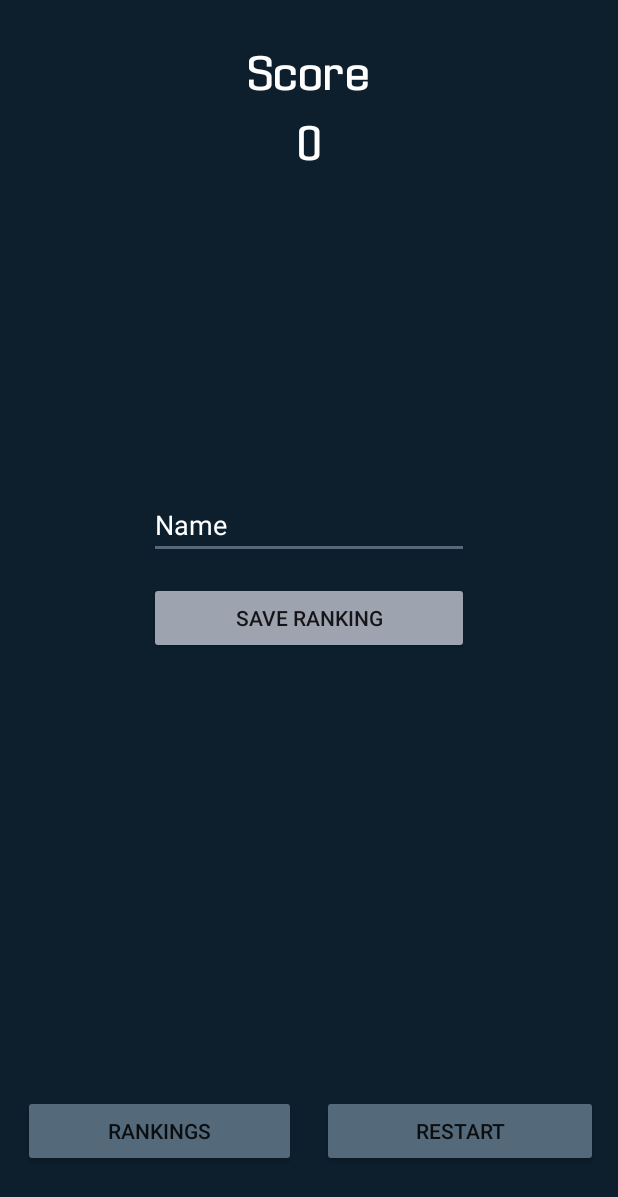
After one commit to YanJardim/AndroidInvaders, an Android app: the GameOverActivity screen opened directly, with no data from a screen before it, on a phone screen of 412 x 824 dp. The commit adds this screen. Shown: the top 1197 px of the screen. Run offline under Robolectric (Android 15) with nearby library versions, the phone set to English and light mode, and no system bars; 1 statement that could not run was skipped.

Commit message:
add GameOver screen

```diff
--- a/app/build.gradle
+++ b/app/build.gradle
@@ -25,5 +25,6 @@ dependencies {
         exclude group: 'com.android.support', module: 'support-annotations'
     })
     compile 'com.android.support:appcompat-v7:25.1.1'
+    compile 'com.android.support.constraint:constraint-layout:+'
     testCompile 'junit:junit:4.12'
 }
--- a/app/src/main/AndroidManifest.xml
+++ b/app/src/main/AndroidManifest.xml
@@ -17,7 +17,8 @@
                 <category android:name="android.intent.category.LAUNCHER" />
             </intent-filter>
         </activity>
-        <activity android:name=".MainActivity"></activity>
+        <activity android:name=".MainActivity" />
+        <activity android:name=".GameOverActivity"></activity>
     </application>
 
 </manifest>
--- /dev/null
+++ b/app/src/main/java/com/example/developer/androidinvaders/GameOverActivity.java
@@ -0,0 +1,69 @@
+package com.example.developer.androidinvaders;
+
+import android.content.Intent;
+import android.graphics.Typeface;
+import android.support.v7.app.AppCompatActivity;
+import android.os.Bundle;
+import android.view.View;
+import android.widget.Button;
+import android.widget.EditText;
+import android.widget.TextView;
+
+public class GameOverActivity extends AppCompatActivity {
+    private TextView txtScore;
+    private TextView txtScoreValue;
+    private EditText inptName;
+    private Button btnSave;
+
+    @Override
+    protected void onCreate(Bundle savedInstanceState) {
+        super.onCreate(savedInstanceState);
+        View decor = getWindow().getDecorView();
+        int full = View.SYSTEM_UI_FLAG_FULLSCREEN;
+        decor.setSystemUiVisibility(full);
+        getSupportActionBar().hide();
+        setContentView(R.layout.activity_game_over);
+
+        setComponents(decor);
+        setFonts();
+
+    }
+
+    public void setComponents(View view){
+        txtScore =(TextView)findViewById(R.id.txtScore);
+        txtScoreValue =(TextView)findViewById(R.id.txtScoreValue);
+        inptName = (EditText) findViewById(R.id.inptName);
+        btnSave = (Button) findViewById(R.id.btnSave);
+
+        txtScoreValue.setText(ScoreManager.getInstance().getScore().getScore() + "");
+
+    }
+
+    public void setFonts(){
+
+        Typeface enigmaFont= Typeface.createFromAsset(getAssets(), "fonts/Enigma.ttf");
+
+        txtScore.setTypeface(enigmaFont);
+        txtScoreValue.setTypeface(enigmaFont);
+    }
+
+    public void startGame(View view)
+    {
+        Intent gameplay = new Intent().setClass(view.getContext(), MainActivity.class);
+        view.getContext().startActivity(gameplay);
+    }
+
+    public void saveRankings(View view){
+        ScoreManager.getInstance().getScore().setName(inptName.getText().toString());
+        ScoreManager.getInstance().saveScore(view.getContext());
+
+        btnSave.setVisibility(View.GONE);
+        inptName.setVisibility(View.GONE);
+    }
+
+    public void showRankings(View view){
+        Intent gameplay = new Intent().setClass(view.getContext(), MainActivity.class);
+
+        view.getContext().startActivity(gameplay);
+    }
+}
--- a/app/src/main/java/com/example/developer/androidinvaders/RenderView.java
+++ b/app/src/main/java/com/example/developer/androidinvaders/RenderView.java
@@ -1,6 +1,7 @@
 package com.example.developer.androidinvaders;
 
 import android.content.Context;
+import android.content.Intent;
 import android.content.res.AssetFileDescriptor;
 import android.graphics.Canvas;
 import android.graphics.Color;
@@ -297,6 +298,8 @@ public class RenderView extends View {
                 enemiesController.enemies.remove(j);
                 player.setDead(true);
                 SoundManager.getInstance().playMP3("Dead", 0.5f);
+                ScoreManager.getInstance().setScore(currentScore);
+                changeSceneToGameOver(this);
                 //SoundManager.getInstance().getSound("Sounds/Dead.mp3");
                 return;
             }
@@ -314,4 +317,10 @@ public class RenderView extends View {
         }
     }
 
+    public void changeSceneToGameOver(View view)
+    {
+        Intent gameoverScene = new Intent().setClass(view.getContext(), GameOverActivity.class);
+        view.getContext().startActivity(gameoverScene);
+    }
+
 }
--- a/app/src/main/java/com/example/developer/androidinvaders/ScoreManager.java
+++ b/app/src/main/java/com/example/developer/androidinvaders/ScoreManager.java
@@ -21,6 +21,8 @@ import java.util.List;
 public class ScoreManager {
     private static ScoreManager ourInstance = new ScoreManager();
 
+    private Score score;
+
     public static ScoreManager getInstance() {
         if(ourInstance == null){
             ourInstance = new ScoreManager();
@@ -30,8 +32,13 @@ public class ScoreManager {
     }
     private final int maxScores = 5;
     private final String fileName = "Score.ani";
+
+    public void saveScore(Context context){
+        saveScore(context, this.score);
+    }
+
     public void saveScore(Context context, Score score){
-
+        this.setScore(score);
         System.out.println(score.getScore() + " - " + score.getName());
         List<Score> scores = loadScores(context);
         if(scores == null) scores = new ArrayList<Score>();
@@ -115,4 +122,11 @@ public class ScoreManager {
         return file.delete();
     }
 
+    public Score getScore() {
+        return score;
+    }
+
+    public void setScore(Score score) {
+        this.score = score;
+    }
 }
--- /dev/null
+++ b/app/src/main/res/layout/activity_game_over.xml
@@ -0,0 +1,98 @@
+<?xml version="1.0" encoding="utf-8"?>
+
+
+<RelativeLayout xmlns:android="http://schemas.android.com/apk/res/android"
+    android:background="@color/bgColor"
+    xmlns:app="http://schemas.android.com/apk/res-auto"
+    xmlns:tools="http://schemas.android.com/tools"
+    android:layout_width="match_parent"
+    android:layout_height="match_parent"
+    tools:context="com.example.developer.androidinvaders.GameOverActivity">
+
+
+    <EditText
+        android:id="@+id/inptName"
+        android:layout_width="wrap_content"
+        android:layout_height="wrap_content"
+
+        android:layout_marginBottom="15dp"
+        android:backgroundTint="@color/buttons"
+        android:ems="10"
+        android:inputType="textPersonName"
+        android:selectAllOnFocus="false"
+        android:text="Name"
+        android:textColor="@android:color/background_light"
+        android:textSize="18sp"
+        android:layout_above="@+id/btnSave"
+        android:layout_centerHorizontal="true" />
+
+    <TextView
+        android:id="@+id/txtScore"
+        android:layout_width="wrap_content"
+        android:layout_height="wrap_content"
+        android:layout_alignParentTop="true"
+        android:layout_centerHorizontal="true"
+        android:layout_marginTop="31dp"
+        android:text="Score"
+        android:textAlignment="center"
+        android:textColor="@android:color/background_light"
+        android:textSize="30sp" />
+
+    <TextView
+        android:id="@+id/txtScoreValue"
+        android:layout_width="wrap_content"
+        android:layout_height="wrap_content"
+        android:layout_marginTop="11dp"
+        android:text="0"
+        android:textAlignment="center"
+        android:textColor="@android:color/background_light"
+        android:textSize="30sp"
+        android:layout_below="@+id/txtScore"
+        android:layout_centerHorizontal="true" />
+
+    <Button
+        android:id="@+id/btnRanking"
+        android:layout_width="wrap_content"
+        android:layout_height="wrap_content"
+        android:layout_alignParentBottom="true"
+        android:layout_alignParentLeft="true"
+        android:layout_alignParentStart="true"
+        android:layout_marginBottom="46dp"
+        android:layout_marginLeft="15dp"
+        android:layout_marginStart="15dp"
+        android:layout_toLeftOf="@+id/txtScoreValue"
+        android:layout_toStartOf="@+id/txtScoreValue"
+        android:backgroundTint="@color/buttons"
+        android:onClick="showRankings"
+        android:text="Rankings" />
+
+
+    <Button
+        android:id="@+id/btnRestart"
+        android:layout_width="wrap_content"
+        android:layout_height="wrap_content"
+        android:layout_alignBaseline="@+id/btnRanking"
+        android:layout_alignBottom="@+id/btnRanking"
+        android:layout_alignParentEnd="true"
+        android:layout_alignParentRight="true"
+        android:layout_marginEnd="13dp"
+        android:layout_marginRight="13dp"
+        android:layout_toEndOf="@+id/txtScoreValue"
+        android:layout_toRightOf="@+id/txtScoreValue"
+        android:backgroundTint="@color/buttons"
+        android:onClick="startGame"
+        android:text="Restart" />
+
+    <Button
+        android:id="@+id/btnSave"
+        android:layout_width="wrap_content"
+        android:layout_height="wrap_content"
+        android:backgroundTint="@color/buttons2"
+        android:text="Save ranking"
+        android:layout_centerVertical="true"
+        android:layout_alignRight="@+id/inptName"
+        android:layout_alignEnd="@+id/inptName"
+        android:layout_alignLeft="@+id/inptName"
+        android:onClick="saveRankings"
+        android:layout_alignStart="@+id/inptName" />
+</RelativeLayout>
--- a/app/src/main/res/values/colors.xml
+++ b/app/src/main/res/values/colors.xml
@@ -3,5 +3,7 @@
     <color name="colorPrimary">#3F51B5</color>
     <color name="colorPrimaryDark">#303F9F</color>
     <color name="colorAccent">#FF4081</color>
-    <color name="bgColor">#000000</color>
+    <color name="bgColor">#0D1F2D</color>
+    <color name="buttons">#546A7B</color>
+    <color name="buttons2">#9EA3B0</color>
 </resources>
```
